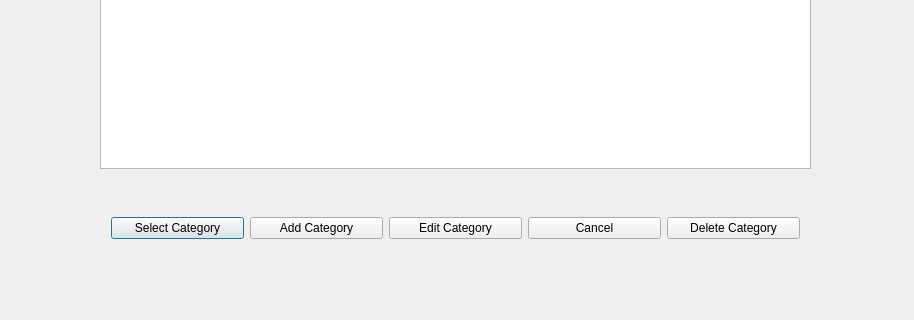
Above: BudgetManagementQtVS/BudgetManagementQtVS/CategorySelectionView.ui from Greexoff/Budget-Management-App before the change; both pictures show x 0 to 914 and y 182 to 502 of the 914 by 502 pixel window. Below: the same form after it.
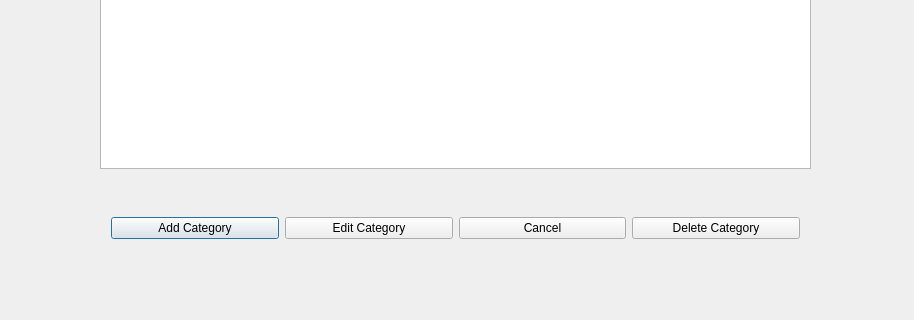
That is the form after the change.

Diff of the .ui file:
```diff
--- a/BudgetManagementQtVS/BudgetManagementQtVS/CategorySelectionView.ui
+++ b/BudgetManagementQtVS/BudgetManagementQtVS/CategorySelectionView.ui
@@ -23,13 +23,6 @@
     </rect>
    </property>
    <layout class="QHBoxLayout" name="horizontalLayout">
-    <item>
-     <widget class="QPushButton" name="selectCategoryButton">
-      <property name="text">
-       <string>Select Category</string>
-      </property>
-     </widget>
-    </item>
     <item>
      <widget class="QPushButton" name="addCategoryButton">
       <property name="text">
```
